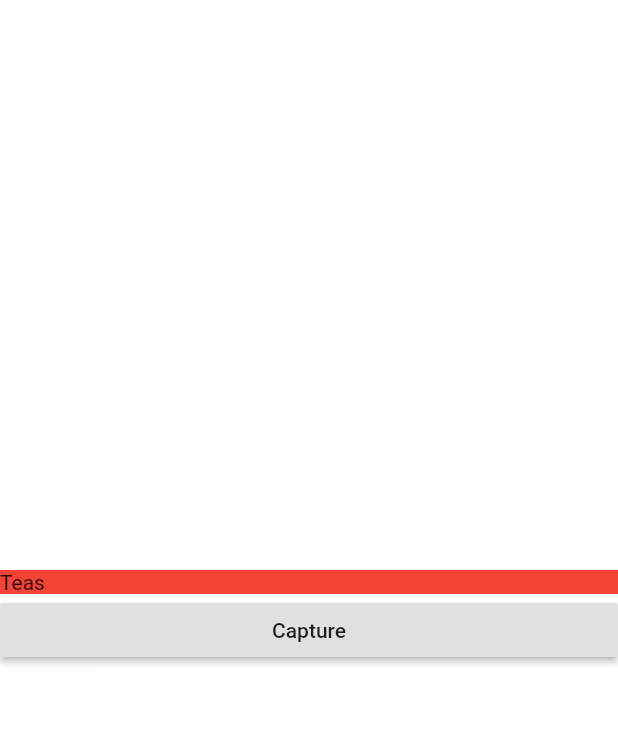
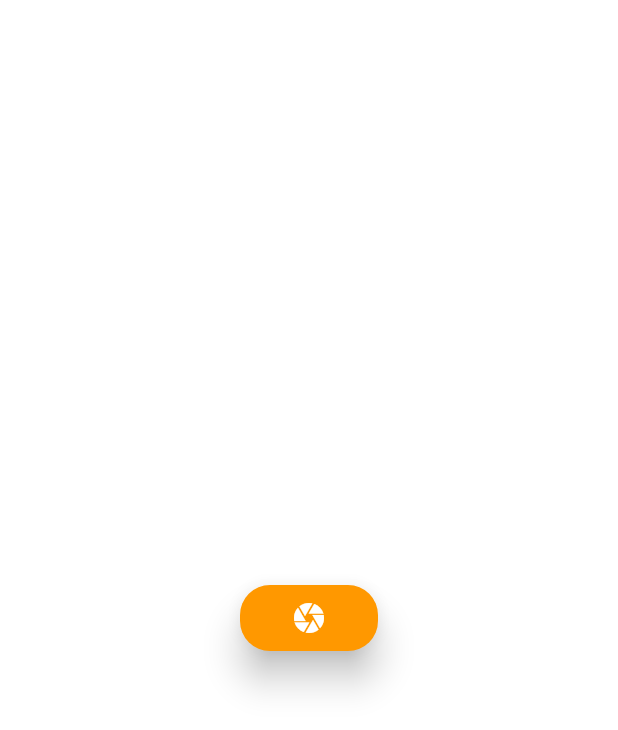
Before and after one commit to onuohasilver/recipes, a Flutter app: the CameraScreen screen opened by its route, on a phone screen of 412 x 824 dp. Shown: the top 730 px of the screen. Run offline on Flutter 3.47's test engine with Material 2 defaults, Android fonts, the phone set to English and light mode, and no system bars; our stand-ins replace animated_text_kit, firebase_auth, image_picker; accounts and stored records are empty.

Commit message:
add camera screen

```diff
--- a/lib/components/buttons.dart
+++ b/lib/components/buttons.dart
@@ -28,3 +28,27 @@ class SlimButton extends StatelessWidget {
     );
   }
 }
+
+class SlimButtonIcon extends StatelessWidget {
+  SlimButtonIcon({this.onTap, this.color,this.icon});
+  final Function onTap;
+  final Color color;
+  final IconData icon;
+
+  @override
+  Widget build(BuildContext context) {
+    return GestureDetector(
+      onTap: onTap,
+      child: Card(
+          child: Padding(
+            padding: const EdgeInsets.fromLTRB(34, 10, 34, 10),
+            child: Icon(icon,color: Colors.white,)
+          ),
+          elevation: 10,
+          shape: RoundedRectangleBorder(
+            borderRadius: BorderRadius.circular(20),
+          ),
+          color:color),
+    );
+  }
+}
--- a/lib/screens/cameraScreen.dart
+++ b/lib/screens/cameraScreen.dart
@@ -2,6 +2,8 @@ import 'package:flutter/material.dart';
 import 'package:image_picker/image_picker.dart';
 import 'package:provider/provider.dart';
 import 'dart:io';
+
+import 'package:recipify/components/buttons.dart';
 
 class CameraScreen extends StatefulWidget {
   @override
@@ -27,23 +29,27 @@ class _CameraScreenState extends State<CameraScreen> {
       color: Colors.white,
       child: Column(
         mainAxisAlignment: MainAxisAlignment.center,
-        crossAxisAlignment: CrossAxisAlignment.stretch,
+        // crossAxisAlignment: CrossAxisAlignment.stretch,
         children: <Widget>[
           picked
-              ? Container(
-                height:600,
-                width:400,
-                  decoration: BoxDecoration(
-                      image: DecorationImage(
-                          image: FileImage(pickedImage), fit: BoxFit.cover)),
+              ? Padding(
+                  padding: const EdgeInsets.all(10.0),
+                  child: Container(
+                    height: 600,
+                    width: 400,
+                    decoration: BoxDecoration(
+                        borderRadius: BorderRadius.circular(20),
+                        image: DecorationImage(
+                            image: FileImage(pickedImage), fit: BoxFit.cover)),
+                  ),
                 )
-              : Container(
-                  color: Colors.red,
-                  child: Text('Teas'),
-                ),
-          RaisedButton(
-            onPressed: pickImage,
-            child: Text('Capture'),
+              : Container(),
+          Container(
+            child: SlimButtonIcon(
+              onTap: pickImage,
+              icon: Icons.camera,
+              color: Colors.orange,
+            ),
           ),
         ],
       ),
--- a/lib/screens/landingScreen.dart
+++ b/lib/screens/landingScreen.dart
@@ -17,7 +17,9 @@ class LandingScreen extends StatelessWidget {
           child: Column(
             crossAxisAlignment: CrossAxisAlignment.stretch,
             children: <Widget>[
+
               SizedBox(height: 130),
+              Text('RECIPIFY',style: TextStyle(fontSize: 40,fontWeight: FontWeight.w600,color: Colors.white),textAlign: TextAlign.center,),
               Hero(
                 tag: 'logo',
                 child: Container(
@@ -30,7 +32,7 @@ class LandingScreen extends StatelessWidget {
                   ),
                 ),
               ),
-              SizedBox(height: 130),
+              SizedBox(height: 30),
               Row(
                 mainAxisAlignment: MainAxisAlignment.spaceEvenly,
                 children: <Widget>[
--- a/lib/screens/loginScreen.dart
+++ b/lib/screens/loginScreen.dart
@@ -84,7 +84,7 @@ class LoginScreen extends StatelessWidget {
                                 email: userData.email,
                                 password: userData.password);
                                 if (loggedinUser !=null){
-                                  Navigator.pushNamed(context, 'HomeScreen');
+                                  Navigator.pushNamed(context, 'CameraScreen');
                                 }
                                 }catch(e){}
                           },
--- a/lib/screens/registrationScreen.dart
+++ b/lib/screens/registrationScreen.dart
@@ -79,7 +79,7 @@ class RegistrationScreen extends StatelessWidget {
                                       email: userData.email,
                                       password: userData.password);
                               if (loggedinUser != null) {
-                                Navigator.pushNamed(context, 'HomeScreen');
+                                Navigator.pushNamed(context, 'CameraScreen');
                               }
                             } catch (e) {}
                           },
```
